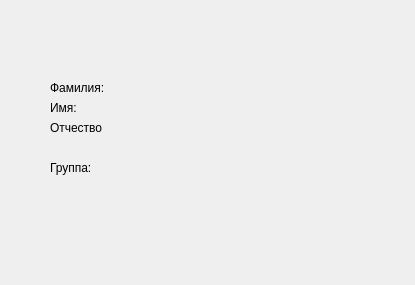
This is client/gui/ui_profile.ui in RozeQz/GraphEmbedding as Qt 5 draws it before an edit. The edited form follows.
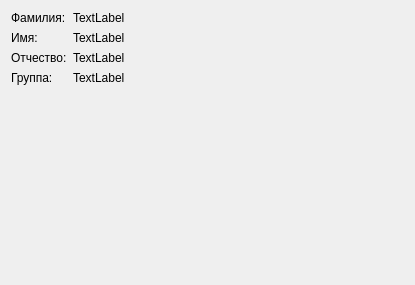
This is the edited form.

Commit message: GUI: MVP of profile page

```diff
--- a/client/gui/ui_profile.ui
+++ b/client/gui/ui_profile.ui
@@ -13,58 +13,68 @@
   <property name="windowTitle">
    <string>Form</string>
   </property>
-  <widget class="QLabel" name="lbl_name">
-   <property name="geometry">
-    <rect>
-     <x>50</x>
-     <y>100</y>
-     <width>301</width>
-     <height>16</height>
-    </rect>
-   </property>
+  <layout class="QVBoxLayout" name="verticalLayout">
+   <item>
+    <layout class="QFormLayout" name="formLayout">
+     <item row="0" column="0">
+      <widget class="QLabel" name="lbl_fixed_surname">
+       <property name="text">
+        <string>Фамилия:</string>
+       </property>
+      </widget>
+     </item>
+     <item row="1" column="0">
+      <widget class="QLabel" name="lbl_fixed_name">
    <property name="text">
     <string>Имя:</string>
    </property>
   </widget>
+     </item>
+     <item row="2" column="0">
+      <widget class="QLabel" name="lbl_fixed_midname">
+       <property name="text">
+        <string>Отчество:</string>
+       </property>
+      </widget>
+     </item>
+     <item row="3" column="0">
+      <widget class="QLabel" name="lbl_fixed_group">
+       <property name="text">
+        <string>Группа:</string>
+       </property>
+      </widget>
+     </item>
+     <item row="0" column="1">
   <widget class="QLabel" name="lbl_surname">
-   <property name="geometry">
-    <rect>
-     <x>50</x>
-     <y>80</y>
-     <width>301</width>
-     <height>16</height>
-    </rect>
-   </property>
+       <property name="text">
+        <string>TextLabel</string>
+       </property>
+      </widget>
+     </item>
+     <item row="1" column="1">
+      <widget class="QLabel" name="lbl_name">
    <property name="text">
-    <string>Фамилия:</string>
-   </property>
-  </widget>
+        <string>TextLabel</string>
+       </property>
+      </widget>
+     </item>
+     <item row="2" column="1">
   <widget class="QLabel" name="lbl_midname">
-   <property name="geometry">
-    <rect>
-     <x>50</x>
-     <y>120</y>
-     <width>301</width>
-     <height>16</height>
-    </rect>
-   </property>
    <property name="text">
-    <string>Отчество</string>
-   </property>
-  </widget>
+        <string>TextLabel</string>
+       </property>
+      </widget>
+     </item>
+     <item row="3" column="1">
   <widget class="QLabel" name="lbl_group">
-   <property name="geometry">
-    <rect>
-     <x>50</x>
-     <y>160</y>
-     <width>301</width>
-     <height>16</height>
-    </rect>
-   </property>
    <property name="text">
-    <string>Группа:</string>
-   </property>
-  </widget>
+        <string>TextLabel</string>
+       </property>
+      </widget>
+     </item>
+    </layout>
+   </item>
+  </layout>
  </widget>
  <resources/>
  <connections/>
```
Lines whose indentation alone changed are shown as unchanged. The commit also changes 10 other files.
